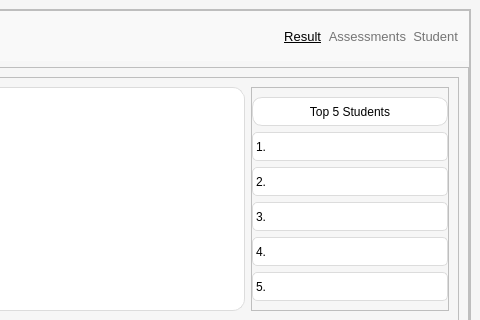
This is ui/course_result.ui in Khiem2112/course-management-ml as Qt 5 draws it before an edit; both pictures show x 343 to 823 and y 0 to 320 of the 823 by 614 pixel window. The edited form follows.
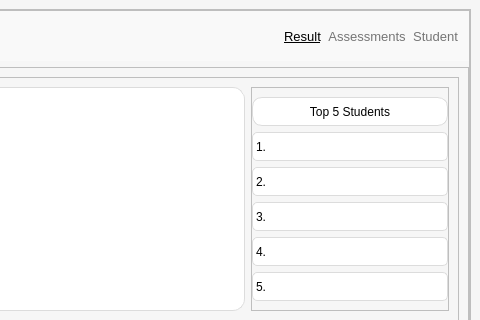
This is the edited form. Icons and pictures are not drawn.

```diff
--- a/ui/course_result.ui
+++ b/ui/course_result.ui
@@ -460,7 +460,13 @@
               </spacer>
              </item>
              <item>
-              <widget class="QLabel" name="header_result">
+              <widget class="QPushButton" name="header_result">
+               <property name="sizePolicy">
+                <sizepolicy hsizetype="Preferred" vsizetype="Preferred">
+                 <horstretch>0</horstretch>
+                 <verstretch>0</verstretch>
+                </sizepolicy>
+               </property>
                <property name="font">
                 <font>
                  <pointsize>10</pointsize>
@@ -468,51 +474,57 @@
                 </font>
                </property>
                <property name="styleSheet">
-                <string notr="true">color: black</string>
+                <string notr="true">border: none;
+color: black
+</string>
                </property>
                <property name="text">
                 <string>Result</string>
                </property>
-               <property name="alignment">
-                <set>Qt::AlignRight|Qt::AlignTrailing|Qt::AlignVCenter</set>
-               </property>
               </widget>
              </item>
              <item>
-              <widget class="QLabel" name="header_assessment">
+              <widget class="QPushButton" name="header_assessment">
+               <property name="sizePolicy">
+                <sizepolicy hsizetype="Preferred" vsizetype="Preferred">
+                 <horstretch>0</horstretch>
+                 <verstretch>0</verstretch>
+                </sizepolicy>
+               </property>
                <property name="font">
                 <font>
                  <pointsize>10</pointsize>
                 </font>
                </property>
                <property name="styleSheet">
-                <string notr="true">color:#757575</string>
+                <string notr="true">color:#757575;
+border: none</string>
                </property>
                <property name="text">
                 <string>Assessments</string>
                </property>
-               <property name="alignment">
-                <set>Qt::AlignRight|Qt::AlignTrailing|Qt::AlignVCenter</set>
-               </property>
               </widget>
              </item>
              <item>
-              <widget class="QLabel" name="header_student">
+              <widget class="QPushButton" name="header_student">
+               <property name="sizePolicy">
+                <sizepolicy hsizetype="Preferred" vsizetype="Preferred">
+                 <horstretch>0</horstretch>
+                 <verstretch>0</verstretch>
+                </sizepolicy>
+               </property>
                <property name="font">
                 <font>
                  <pointsize>10</pointsize>
-                 <underline>false</underline>
                 </font>
                </property>
                <property name="styleSheet">
-                <string notr="true">color:#757575</string>
+                <string notr="true">color:#757575;
+border: none</string>
                </property>
                <property name="text">
                 <string>Student</string>
                </property>
-               <property name="alignment">
-                <set>Qt::AlignRight|Qt::AlignTrailing|Qt::AlignVCenter</set>
-               </property>
               </widget>
              </item>
             </layout>
```
Left out of the diff: 24 changed lines with no effect on the pictures.
